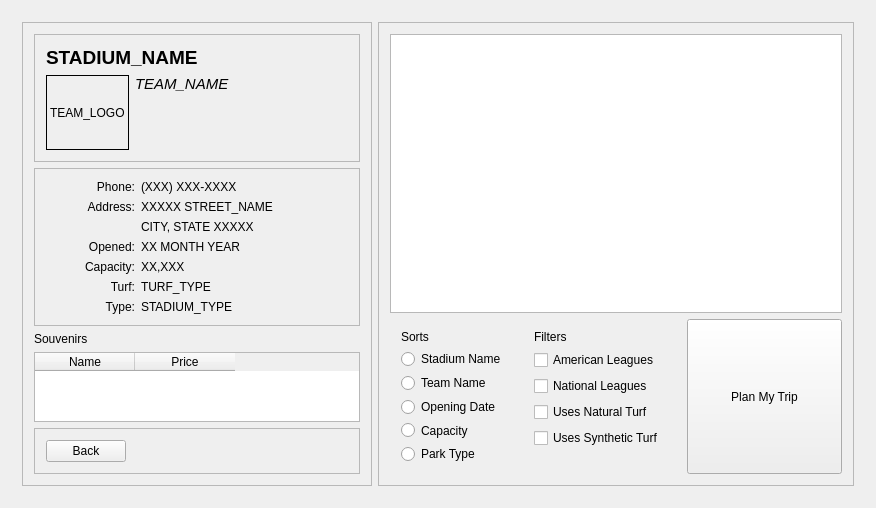
Above: Baseball-Itinerary-Program/primewin.ui from xavierliancw/Based-Itinerary before the change. Below: the same form after it.
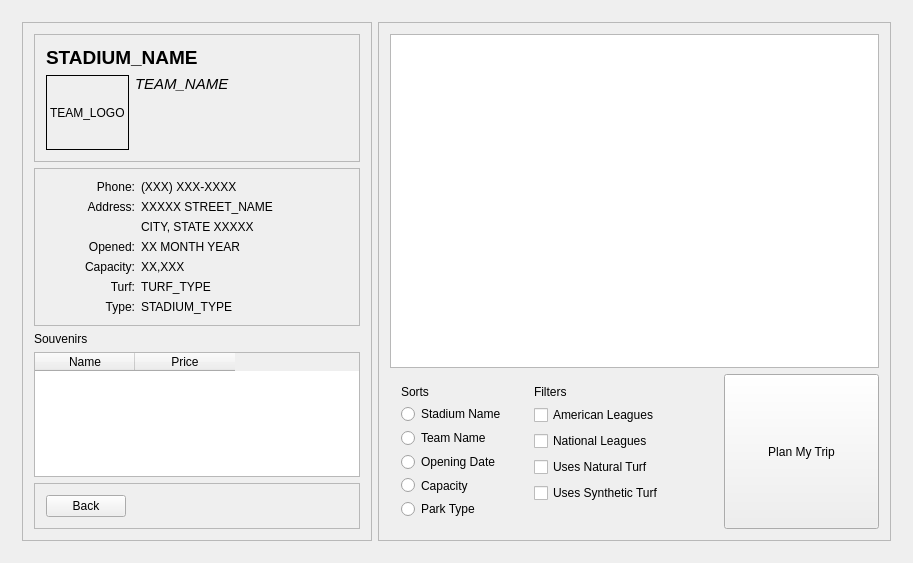
That is the form after the change. The open tabs and pages were chosen to show the change.

Commit message: Added filter to filter out astro turf. Will add filter out natural turf later

```diff
--- a/Baseball-Itinerary-Program/primewin.ui
+++ b/Baseball-Itinerary-Program/primewin.ui
@@ -6,8 +6,8 @@
    <rect>
     <x>0</x>
     <y>0</y>
-    <width>829</width>
-    <height>478</height>
+    <width>913</width>
+    <height>563</height>
    </rect>
   </property>
   <property name="windowTitle">
```
Left out of the diff: 2 changed lines with no effect on the pictures. The commit also changes 2 other files.
